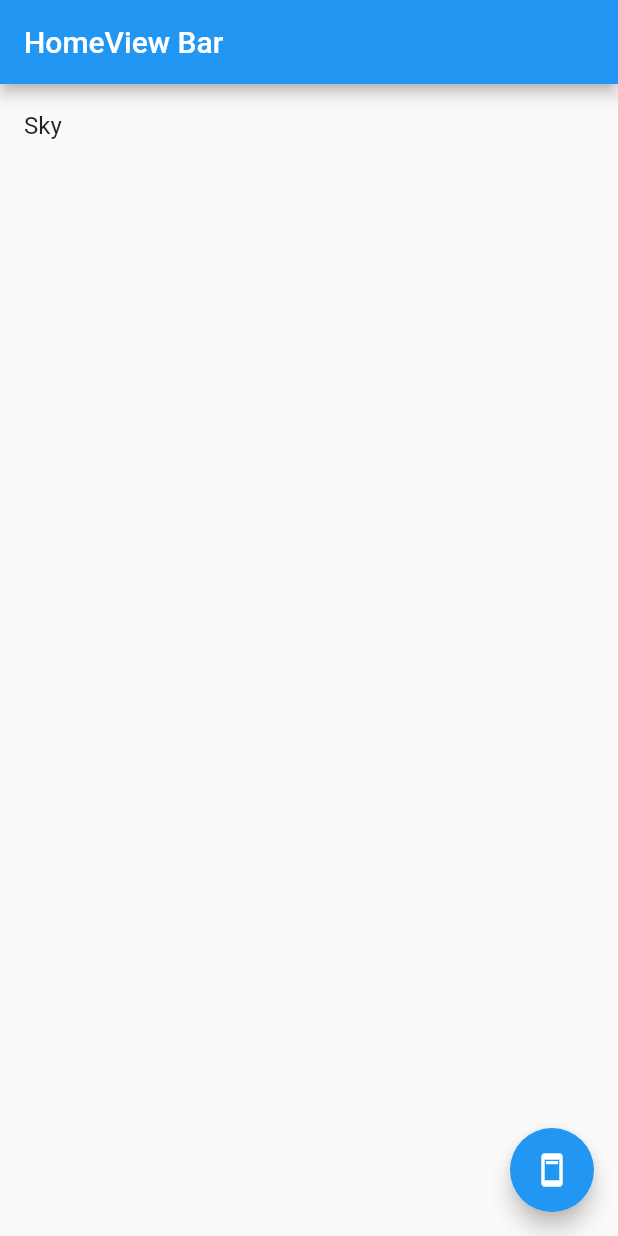
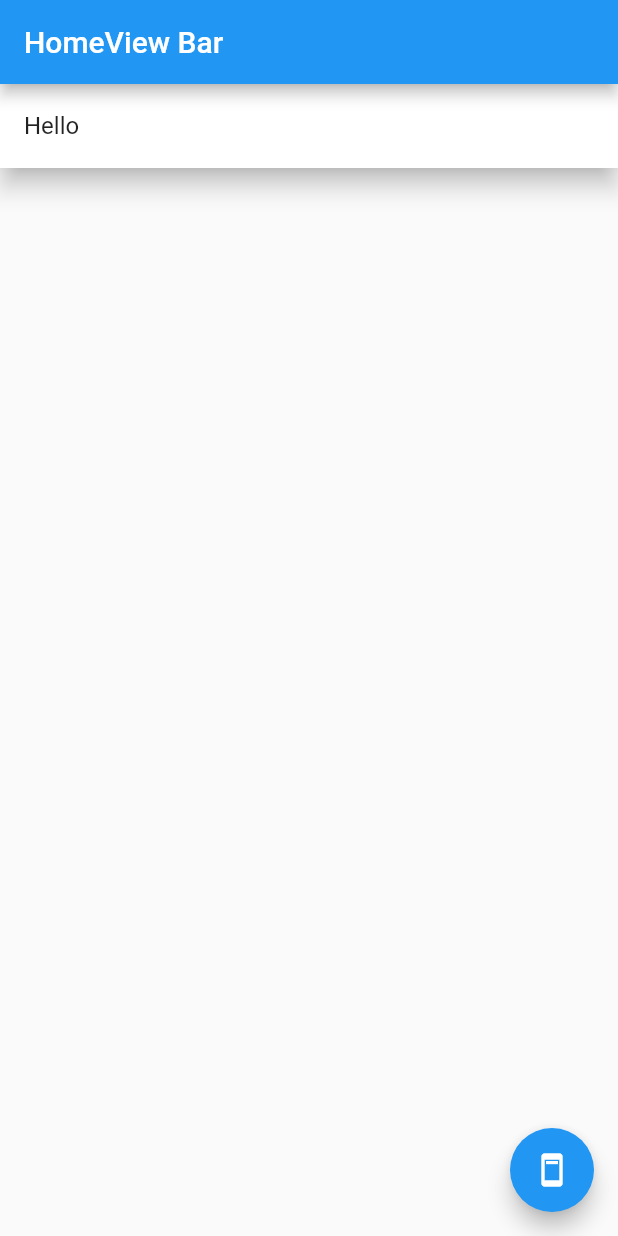
Before and after one commit to skyturkish/State_Managements, a Flutter app: the screen it shows after launch, on a phone screen of 412 x 824 dp. Run offline on Flutter 3.47's test engine with Material 2 defaults, Android fonts, the phone set to English and light mode, and no system bars.

Commit message:
Listview using with vanilla state management

```diff
--- a/vanilla/lib/main.dart
+++ b/vanilla/lib/main.dart
@@ -1,4 +1,5 @@
 import 'package:flutter/material.dart';
+import 'package:uuid/uuid.dart';
 
 void main() => runApp(
       const MyApp(),
@@ -20,31 +21,47 @@
 }
 
 class Contact {
+  final String id;
   final String name;
   Contact({
     required this.name,
-  });
+  }) : id = const Uuid().v4();
 }
 
-class ContactBook {
+// ---------------------We provide a type which we want to listen
+class ContactBook extends ValueNotifier<List<Contact>> {
   // Singleton
-  ContactBook._sharedInstance();
+  ContactBook._sharedInstance() : super([Contact(name: 'Hello')]);
   static final ContactBook _shared = ContactBook._sharedInstance();
   factory ContactBook() => _shared;
 
-  final List<Contact> _contacts = [Contact(name: 'Sky')];
-
-  int get length => _contacts.length;
+  int get length => value.length;
 
   void add({required Contact contact}) {
-    _contacts.add((contact));
+    // We're actually changing not the value itself but er're changing the internals of value
+    // so this doesn't this code sends no seetter signal to our change notifier
+
+    // value.add((contact));
+    // notifyListeners(); That would work
+
+    // Or
+
+    final concats = value;
+    concats.add(contact);
+    //value = concats; will delete
+    notifyListeners();
   }
 
   void remove({required Contact contact}) {
-    _contacts.remove((contact));
+    final contacts = value;
+    if (contacts.contains(contact)) {
+      contacts.remove(contact);
+      //value = contacts;
+      notifyListeners();
+    }
   }
 
-  Contact? contact({required int atIndex}) => _contacts.length > atIndex ? _contacts[atIndex] : null;
+  Contact? contact({required int atIndex}) => value.length > atIndex ? value[atIndex] : null;
 }
 
 class HomeView extends StatefulWidget {
@@ -57,17 +74,34 @@
 class _HomeViewState extends State<HomeView> {
   @override
   Widget build(BuildContext context) {
-    final contackBook = ContactBook();
     return Scaffold(
       appBar: AppBar(
         title: const Text('HomeView Bar'),
       ),
-      body: ListView.builder(
-        itemCount: contackBook.length,
+      body: ValueListenableBuilder(
+        valueListenable: ContactBook(),
+        builder: (context, List<Contact> value, child) {
+          final contacts = value;
+          return ListView.builder(
+            itemCount: contacts.length,
             itemBuilder: (context, index) {
-          final contact = contackBook.contact(atIndex: index)!;
-          return ListTile(
+              final contact = contacts[index];
+              return Dismissible(
+                onDismissed: (direction) {
+                  //contacts.remove(contact);
+                  // Or
+                  ContactBook().remove(contact: contact);
+                },
+                key: ValueKey(contact.id),
+                child: Material(
+                  color: Colors.white,
+                  elevation: 6.6,
+                  child: ListTile(
                     title: Text(contact.name),
+                  ),
+                ),
+              );
+            },
           );
         },
       ),
@@ -89,6 +123,8 @@
 }
 
 class NewContantViewState extends State<NewContantView> {
+  final _formKey = GlobalKey<FormState>();
+
   late final TextEditingController _controller;
 
   @override
@@ -112,7 +148,9 @@
           style: TextStyle(color: Colors.red),
         ),
       ),
-      body: Column(
+      body: Form(
+        key: _formKey,
+        child: Column(
           children: [
             TextField(
               controller: _controller,
@@ -128,6 +166,7 @@
             )
           ],
         ),
+      ),
     );
   }
 }
--- a/vanilla/pubspec.yaml
+++ b/vanilla/pubspec.yaml
@@ -34,6 +34,7 @@
   # The following adds the Cupertino Icons font to your application.
   # Use with the CupertinoIcons class for iOS style icons.
   cupertino_icons: ^1.0.2
+  uuid: ^3.0.6
 
 dev_dependencies:
   flutter_test:
```
Also changed, not shown: vanilla/pubspec.lock. Lines whose indentation alone changed are shown as unchanged.
